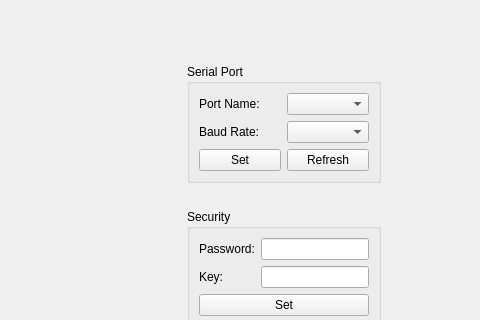
Old version of the form FOSSAGSCP/mainwindow.ui in the repository FOSSASystems/FOSSA-GroundStationControlPanel; both pictures show x 153 to 633 and y 241 to 561 of the 875 by 833 pixel window.
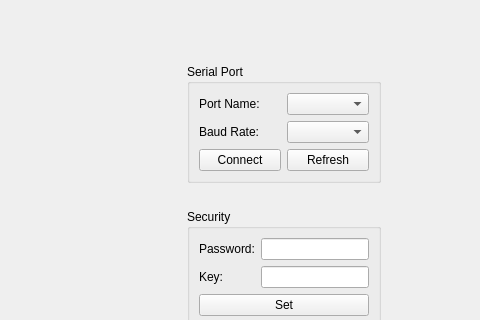
New version of the form. The open tabs and pages were chosen to show the change.

```diff
--- a/FOSSAGSCP/mainwindow.ui
+++ b/FOSSAGSCP/mainwindow.ui
@@ -2405,7 +2405,7 @@
                <item row="3" column="0">
                 <widget class="QPushButton" name="ControlPanelSettings_serialPort_SetButton">
                  <property name="text">
-                  <string>Set</string>
+                  <string>Connect</string>
                  </property>
                 </widget>
                </item>
```
Left out of the diff: 14 changed lines with no effect on the pictures.
